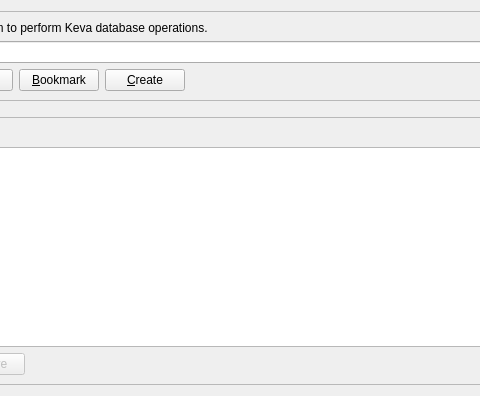
Old version of the form src/qt/forms/kevadialog.ui in the repository kvazar-network/kevacoin; both pictures show x 162 to 642 and y 0 to 396 of the 776 by 396 pixel window.
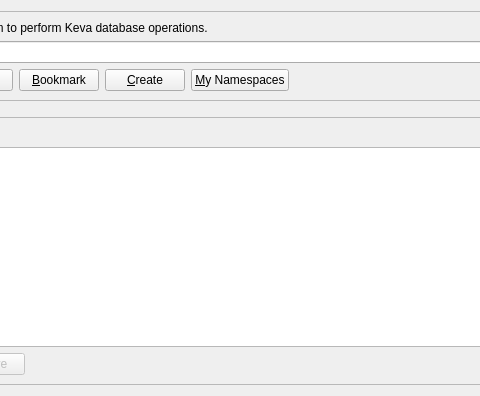
New version of the form. Icons and pictures are not drawn.

Commit message: WIP: Listed namespaces.

Patch:
```diff
--- a/src/qt/forms/kevadialog.ui
+++ b/src/qt/forms/kevadialog.ui
@@ -123,6 +123,26 @@
             </property>
            </widget>
           </item>
+          <item>
+           <widget class="QPushButton" name="listNamespaces">
+            <property name="sizePolicy">
+             <sizepolicy hsizetype="Minimum" vsizetype="Fixed">
+              <horstretch>0</horstretch>
+              <verstretch>0</verstretch>
+             </sizepolicy>
+            </property>
+            <property name="toolTip">
+                <string>List my namepsaces</string>
+            </property>
+            <property name="text">
+             <string>&amp;My Namespaces</string>
+            </property>
+            <property name="icon">
+             <iconset resource="../bitcoin.qrc">
+              <normaloff>:/icons/editpaste</normaloff>:/icons/editpaste</iconset>
+            </property>
+           </widget>
+          </item>
           <item>
            <spacer name="horizontalSpacer">
             <property name="orientation">
```
The commit also changes 10 other files.
